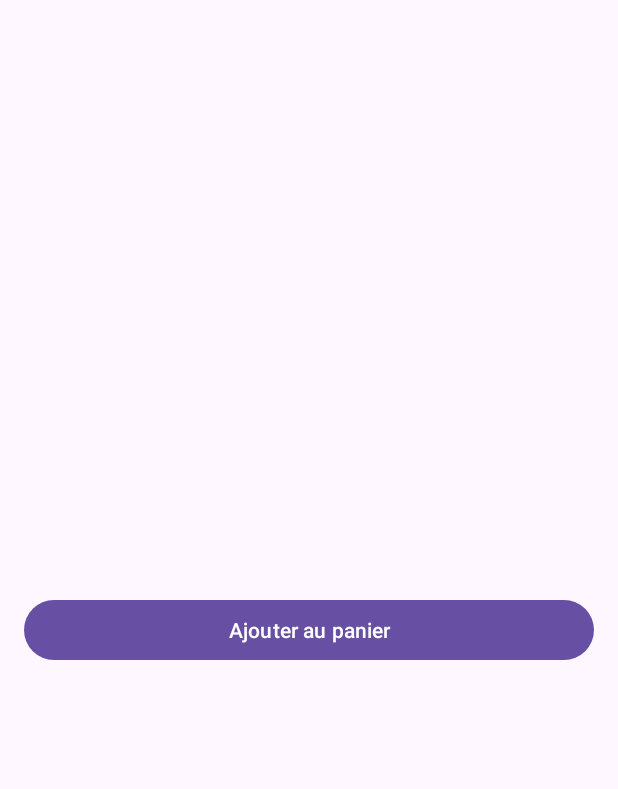
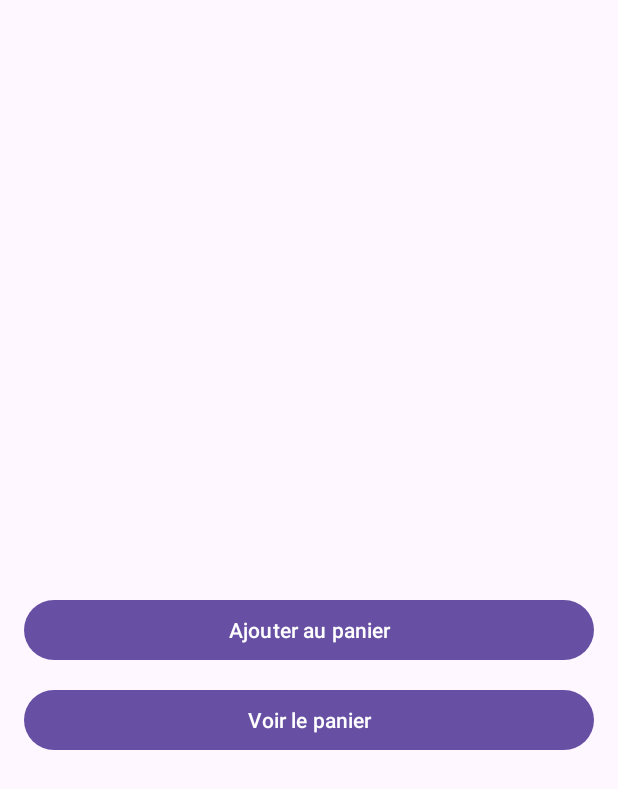
Before and after one commit to LucasBsq22/EcommerceApp_BOSQ_COCUSSE, an Android app: the ProductDetailsActivity screen opened directly, with no data from a screen before it, on a phone screen of 412 x 824 dp. Shown: the top 789 px of the screen. Run offline under Robolectric (Android 15) with nearby library versions, the phone set to English and light mode, and no system bars; pictures from the network do not load.

Commit message:
création du panier et de l'ajout des produits

```diff
--- a/app/src/main/AndroidManifest.xml
+++ b/app/src/main/AndroidManifest.xml
@@ -24,6 +24,7 @@
             </intent-filter>
         </activity>
         <activity android:name=".ui.ProductDetailsActivity" />
+        <activity android:name=".ui.CartActivity" />
     </application>
 
 </manifest>
--- a/app/src/main/java/com/example/ecommerceapp/ui/ProductDetailsActivity.kt
+++ b/app/src/main/java/com/example/ecommerceapp/ui/ProductDetailsActivity.kt
@@ -1,8 +1,11 @@
 package com.example.ecommerceapp.ui
 
+import android.content.Intent
 import android.os.Bundle
+import android.widget.Toast
 import androidx.appcompat.app.AppCompatActivity
 import com.bumptech.glide.Glide
+import com.example.ecommerceapp.cart.CartManager
 import com.example.ecommerceapp.databinding.ActivityProductDetailsBinding
 import com.example.ecommerceapp.model.Product
 
@@ -25,5 +28,17 @@ class ProductDetailsActivity : AppCompatActivity() {
                 .load(it.image)
                 .into(binding.ivProductImage)
         }
+        binding.btnAddToCart.setOnClickListener {
+            product?.let {
+                CartManager.addToCart(it)
+                Toast.makeText(this, "Ajouté au panier !", Toast.LENGTH_SHORT).show()
+            }
+        }
+
+        binding.btnViewCart.setOnClickListener {
+            val intent = Intent(this, CartActivity::class.java)
+            startActivity(intent)
+        }
+
     }
 }
--- a/app/src/main/res/layout/activity_product_details.xml
+++ b/app/src/main/res/layout/activity_product_details.xml
@@ -46,5 +46,13 @@
             android:layout_height="wrap_content"
             android:text="Ajouter au panier"
             android:layout_marginTop="20dp" />
+
+        <Button
+            android:id="@+id/btnViewCart"
+            android:layout_width="match_parent"
+            android:layout_height="wrap_content"
+            android:text="Voir le panier"
+            android:layout_marginTop="12dp" />
+
     </LinearLayout>
 </ScrollView>
```
Also changed, not shown: app/src/main/java/com/example/ecommerceapp/cart/CartManager.kt (added, +23 -0 lines), app/src/main/java/com/example/ecommerceapp/ui/CartActivity.kt (added, +32 -0 lines), app/src/main/res/layout/activity_cart.xml (added, +24 -0 lines).
